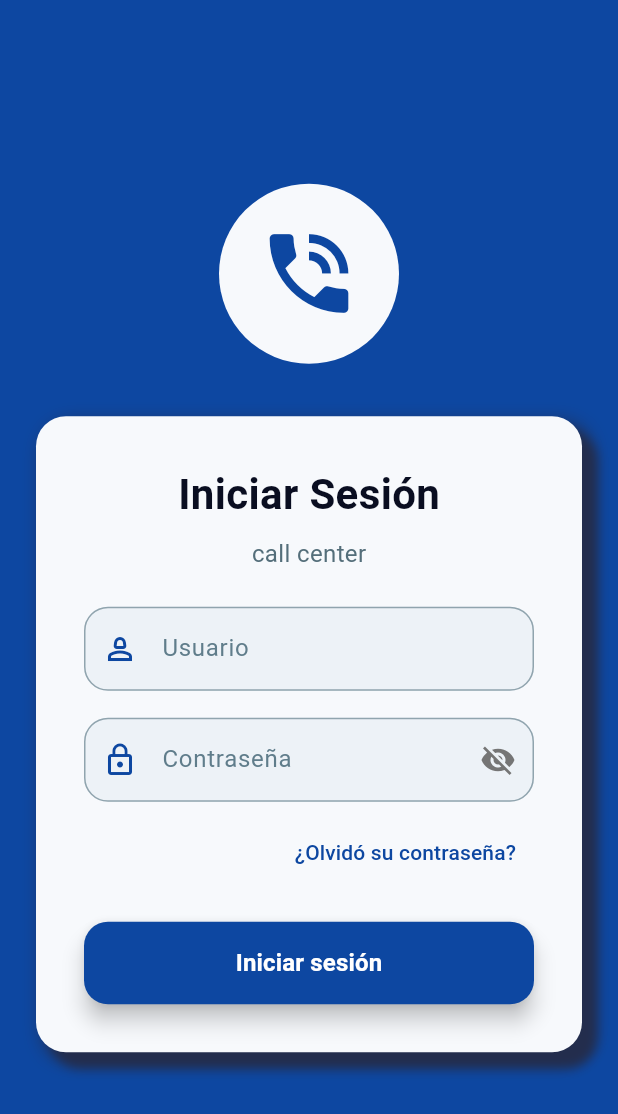
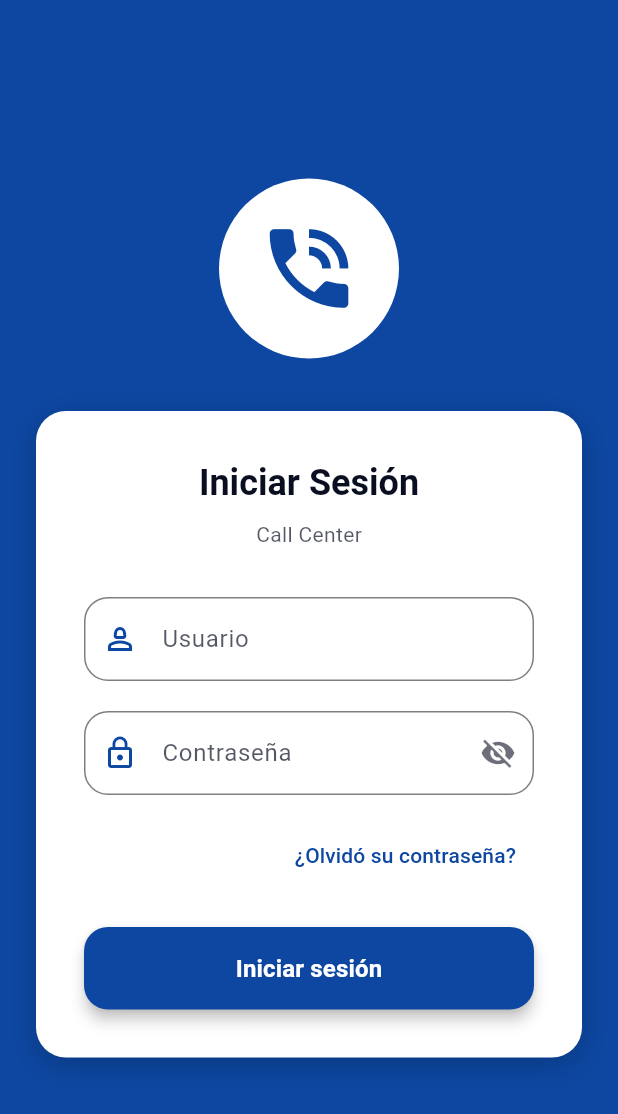
Before and after one commit to Thony2311/AppMovilCallCenter, a Flutter app: the screen it shows after launch, on a phone screen of 412 x 824 dp. Shown: the top 1114 px of the screen. Run offline on Flutter 3.47's test engine with Material 3 defaults, Android fonts, the phone set to English and light mode, and no system bars; our stand-ins replace fl_chart, flutter_bloc, shared_preferences.

Commit message:
Card de llamadas listo, login usando las Constantes, Grafica de pastel corregida

```diff
--- a/lib/views/backoffice/dashboard.dart
+++ b/lib/views/backoffice/dashboard.dart
@@ -248,18 +248,21 @@ class _DashboardContent extends StatelessWidget {
       percentage: (data["Llamadas reportadas"]! / total) * 100,
       color: AppColors.reportadas,
       title: "Reportadas",
+      badgeOffset: 0.85,
     ),
     _buildChartSectionData(
       value: data["Ventas auditadas"]!.toDouble(),
       percentage: (data["Ventas auditadas"]! / total) * 100,
       color: AppColors.auditadas,
       title: "Auditadas",
+      badgeOffset: 0.95,
     ),
     _buildChartSectionData(
       value: data["Ventas por auditar"]!.toDouble(),
       percentage: (data["Ventas por auditar"]! / total) * 100,
       color: AppColors.pendientes,
       title: "Pendientes",
+      badgeOffset: 0.85,
     ),
   ];
 }
@@ -269,20 +272,21 @@ class _DashboardContent extends StatelessWidget {
   required double percentage,
   required Color color,
   required String title,
+  required double badgeOffset,
 }) {
   return PieChartSectionData(
     color: color,
     value: value,
     title: "${percentage.toStringAsFixed(1)}%",
-      radius: 60, // Reduced radius for better fit
+    radius: 60,
     titleStyle: TextStyle(
       color: Colors.white,
       fontWeight: FontWeight.bold,
-        fontSize: 12, // Smaller font for web
+      fontSize: 12,
       shadows: [Shadow(color: Colors.black.withAlpha(64), blurRadius: 3)],
     ),
     badgeWidget: _buildChartBadge(title, color),
-      badgePositionPercentageOffset: 0.15,
+    badgePositionPercentageOffset: badgeOffset,
   );
 }
 
--- a/lib/views/backoffice/detalle_llamada.dart
+++ b/lib/views/backoffice/detalle_llamada.dart
@@ -12,17 +12,26 @@ class DetalleLlamadaView extends StatelessWidget {
     return Scaffold(
       appBar: AppBar(
         backgroundColor: Theme.of(context).primaryColor,
-        title: Text("Detalle de la llamada", style: Theme.of(context).textTheme.titleLarge?.copyWith(color: Colors.white)),
+        title: Text(
+          "Detalle de la llamada",
+          style: Theme.of(context).textTheme.titleLarge?.copyWith(color: Colors.white)
         ),
-      body: Padding(
+      ),
+      body: Container(
+        // This is the main background that covers the entire screen
+        color: Theme.of(context).scaffoldBackgroundColor,
+        child: SingleChildScrollView(
+          child: Padding(
             padding: const EdgeInsets.all(16.0),
             child: Container(
+              // This container only wraps the content and has the lighter background
               decoration: BoxDecoration(
                 color: Theme.of(context).cardColor,
                 borderRadius: BorderRadius.circular(AppConfig.borderRadius),
               ),
               padding: const EdgeInsets.all(16),
-          child: ListView(
+              child: Column(
+                crossAxisAlignment: CrossAxisAlignment.start,
                 children: [
                   Text("Cliente: ${venta.cliente}", style: Theme.of(context).textTheme.titleMedium),
                   const SizedBox(height: 8),
@@ -40,6 +49,8 @@ class DetalleLlamadaView extends StatelessWidget {
               ),
             ),
           ),
+        ),
+      ),
     );
   }
 }
--- a/lib/views/login.dart
+++ b/lib/views/login.dart
@@ -3,7 +3,7 @@ import 'package:flutter_bloc/flutter_bloc.dart';
 import '../constants/app_constants.dart';
 import '../blocs/login_bloc.dart';
 import '../views/agente/agente_view.dart';
-import '../main.dart'; // Para MainScreen
+import '../main.dart';
 
 class LoginView extends StatelessWidget {
   const LoginView({super.key});
@@ -18,7 +18,7 @@ class LoginView extends StatelessWidget {
 }
 
 class _LoginForm extends StatefulWidget {
-  const _LoginForm({Key? key}) : super(key: key);
+  const _LoginForm();
 
   @override
   State<_LoginForm> createState() => _LoginFormState();
@@ -37,10 +37,62 @@ class _LoginFormState extends State<_LoginForm> {
     super.dispose();
   }
 
+  // Custom input decoration that works with both themes
+  InputDecoration _buildInputDecoration({
+    required String label,
+    required IconData icon,
+    Widget? suffixIcon,
+  }) {
+    return InputDecoration(
+      labelText: label,
+      labelStyle: TextStyle(
+        color: Theme.of(context).colorScheme.onSurface.withAlpha(178),
+      ),
+      prefixIcon: Icon(icon, color: Theme.of(context).primaryColor),
+      suffixIcon: suffixIcon,
+      border: OutlineInputBorder(
+        borderRadius: BorderRadius.circular(AppConfig.borderRadius),
+        borderSide: BorderSide(
+          color: Theme.of(context).colorScheme.outline.withAlpha(128),
+        ),
+      ),
+      enabledBorder: OutlineInputBorder(
+        borderRadius: BorderRadius.circular(AppConfig.borderRadius),
+        borderSide: BorderSide(
+          color: Theme.of(context).colorScheme.outline.withAlpha(128),
+        ),
+      ),
+      focusedBorder: OutlineInputBorder(
+        borderRadius: BorderRadius.circular(AppConfig.borderRadius),
+        borderSide: BorderSide(
+          color: Theme.of(context).primaryColor,
+          width: 2,
+        ),
+      ),
+      errorBorder: OutlineInputBorder(
+        borderRadius: BorderRadius.circular(AppConfig.borderRadius),
+        borderSide: BorderSide(
+          color: Theme.of(context).colorScheme.error,
+          width: 2,
+        ),
+      ),
+      focusedErrorBorder: OutlineInputBorder(
+        borderRadius: BorderRadius.circular(AppConfig.borderRadius),
+        borderSide: BorderSide(
+          color: Theme.of(context).colorScheme.error,
+          width: 2,
+        ),
+      ),
+      filled: true,
+      fillColor: Theme.of(context).colorScheme.surface,
+      contentPadding: const EdgeInsets.symmetric(horizontal: 16, vertical: 16),
+    );
+  }
+
   @override
   Widget build(BuildContext context) {
     return Scaffold(
-      backgroundColor: AppColors.primary,
+      backgroundColor: Theme.of(context).primaryColor,
       body: Center(
         child: SingleChildScrollView(
           padding: const EdgeInsets.all(24),
@@ -59,10 +111,12 @@ class _LoginFormState extends State<_LoginForm> {
                   );
                 }
               } else if (state is LoginFailure) {
-                // <-- CORRECCIÓN: quitar coma dentro de los paréntesis de of(...)
-                ScaffoldMessenger.of(
-                  context,
-                ).showSnackBar(SnackBar(content: Text(state.message)));
+                ScaffoldMessenger.of(context).showSnackBar(
+                  SnackBar(
+                    content: Text(state.message),
+                    backgroundColor: Theme.of(context).colorScheme.error,
+                  ),
+                );
               }
             },
             builder: (context, state) {
@@ -70,36 +124,33 @@ class _LoginFormState extends State<_LoginForm> {
               return Column(
                 mainAxisSize: MainAxisSize.min,
                 children: [
-                  // Logo fuera del rectángulo
+                  // Logo
                   Container(
                     margin: const EdgeInsets.only(bottom: 35),
                     child: CircleAvatar(
                       radius: 60,
-                      backgroundColor: AppColors.background,
+                      backgroundColor: Theme.of(context).colorScheme.surface,
                       child: Icon(
                         Icons.phone_in_talk,
                         size: 70,
-                        color: AppColors.primary,
+                        color: Theme.of(context).primaryColor,
                       ),
                     ),
                   ),
+
+                  // Login Card
                   Center(
                     child: Container(
                       constraints: const BoxConstraints(maxWidth: 400),
                       padding: const EdgeInsets.all(32),
                       decoration: BoxDecoration(
-                        color: AppColors.background,
+                        color: Theme.of(context).colorScheme.surface,
                         borderRadius: BorderRadius.circular(20),
                         boxShadow: [
                           BoxShadow(
-                            color: const Color.fromARGB(255, 35, 45, 77),
-                            blurRadius: 10,
-                            offset: const Offset(5, 5),
-                          ),
-                          BoxShadow(
-                            color: const Color.fromARGB(255, 35, 45, 77),
-                            blurRadius: 5,
-                            offset: const Offset(10, 10),
+                            color: Colors.black.withAlpha(51),
+                            blurRadius: 15,
+                            offset: const Offset(0, 5),
                           ),
                         ],
                       ),
@@ -108,50 +159,56 @@ class _LoginFormState extends State<_LoginForm> {
                         child: Column(
                           mainAxisSize: MainAxisSize.min,
                           children: [
-                            // Título y subtítulo
-                            const Text(
+                            // Title
+                            Text(
                               "Iniciar Sesión",
-                              style: TextStyle(
-                                fontSize: 28,
+                              style: Theme.of(context).textTheme.headlineSmall?.copyWith(
+                                color: Theme.of(context).colorScheme.onSurface,
                                 fontWeight: FontWeight.bold,
-                                color: AppColors.textPrimary
                               ),
                             ),
                             const SizedBox(height: 8),
-                            const Text(
-                              "call center",
-                              style: TextStyle(
-                                fontSize: 16,
-                                color: AppColors.textSecondary
+                            Text(
+                              "Call Center",
+                              style: Theme.of(context).textTheme.bodyMedium?.copyWith(
+                                color: Theme.of(context).colorScheme.onSurface.withAlpha(178),
                               ),
                             ),
-                            const SizedBox(height: 24),
-                            // Campo usuario
+                            const SizedBox(height: 32),
+
+                            // Username Field
                             TextFormField(
                               controller: _userController,
+                              style: TextStyle(
+                                color: Theme.of(context).colorScheme.onSurface,
+                              ),
                               validator: (value) {
                                 if (value == null || value.isEmpty) {
                                   return 'El usuario es requerido';
                                 }
                                 return null;
                               },
-                          decoration: AppInputDecorations.textField(
+                              decoration: _buildInputDecoration(
                                 label: "Usuario",
                                 icon: Icons.person_2_outlined,
                               ),
                             ),
-                        const SizedBox(height: 18),
-                        // Campo contraseña con ojito
+                            const SizedBox(height: 20),
+
+                            // Password Field
                             TextFormField(
                               controller: _passController,
                               obscureText: _obscurePassword,
+                              style: TextStyle(
+                                color: Theme.of(context).colorScheme.onSurface,
+                              ),
                               validator: (value) {
                                 if (value == null || value.isEmpty) {
                                   return 'La contraseña es requerida';
                                 }
                                 return null;
                               },
-                          decoration: AppInputDecorations.textField(
+                              decoration: _buildInputDecoration(
                                 label: "Contraseña",
                                 icon: Icons.lock_outline,
                                 suffixIcon: IconButton(
@@ -159,7 +216,7 @@ class _LoginFormState extends State<_LoginForm> {
                                     _obscurePassword
                                         ? Icons.visibility_off
                                         : Icons.visibility,
-                                color: Colors.grey[600],
+                                    color: Theme.of(context).colorScheme.onSurface.withAlpha(153),
                                   ),
                                   onPressed: () {
                                     setState(() {
@@ -169,44 +226,44 @@ class _LoginFormState extends State<_LoginForm> {
                                 ),
                               ),
                             ),
-                        const SizedBox(height: 10),
-                        // ¿Olvidó su contraseña?
+                            const SizedBox(height: 16),
+
+                            // Forgot Password
                             Align(
                               alignment: Alignment.centerRight,
                               child: TextButton(
                                 onPressed: () {
                                   Navigator.pushNamed(context, '/recuperar');
                                 },
-                            child: const Text(
+                                child: Text(
                                   "¿Olvidó su contraseña?",
                                   style: TextStyle(
-                                color: AppColors.primary,
+                                    color: Theme.of(context).primaryColor,
                                     fontSize: 14,
                                     fontWeight: FontWeight.w500,
                                   ),
                                 ),
                               ),
                             ),
-                        const SizedBox(height: 22),
-                        // Botón iniciar sesión
+                            const SizedBox(height: 24),
+
+                            // Login Button
                             SizedBox(
                               width: double.infinity,
                               child: ElevatedButton(
                                 style: ElevatedButton.styleFrom(
-                              backgroundColor: AppColors.primary,
+                                  backgroundColor: Theme.of(context).primaryColor,
+                                  foregroundColor: Colors.white,
                                   padding: const EdgeInsets.symmetric(vertical: 16),
                                   shape: RoundedRectangleBorder(
-                                borderRadius: BorderRadius.circular(
-                                  AppConfig.borderRadius,
+                                    borderRadius: BorderRadius.circular(AppConfig.borderRadius),
                                   ),
-                              ),
-                              elevation: 6,
+                                  elevation: 4,
                                 ),
                                 onPressed: state is LoginLoading
                                     ? null
                                     : () {
-                                    if (_formKey.currentState?.validate() ??
-                                        false) {
+                                        if (_formKey.currentState?.validate() ?? false) {
                                           bloc.add(
                                             LoginSubmitted(
                                               _userController.text.trim(),
```
Lines whose indentation alone changed are shown as unchanged.
